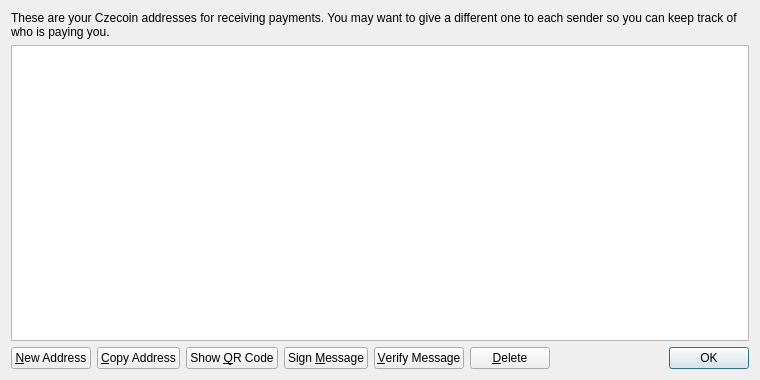
Old version of the form src/qt/forms/addressbookpage.ui in the repository pringers/Czecoin-master.
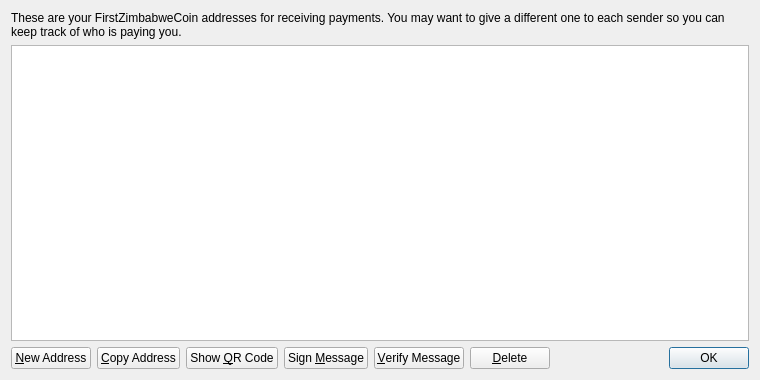
New version of the form. Icons and pictures are not drawn.

```diff
--- a/src/qt/forms/addressbookpage.ui
+++ b/src/qt/forms/addressbookpage.ui
@@ -17,7 +17,7 @@
    <item>
     <widget class="QLabel" name="labelExplanation">
      <property name="text">
-      <string>These are your Czecoin addresses for receiving payments. You may want to give a different one to each sender so you can keep track of who is paying you.</string>
+      <string>These are your FirstZimbabweCoin addresses for receiving payments. You may want to give a different one to each sender so you can keep track of who is paying you.</string>
      </property>
      <property name="textFormat">
       <enum>Qt::PlainText</enum>
```
Left out of the diff: 4 changed lines with no effect on the pictures.
